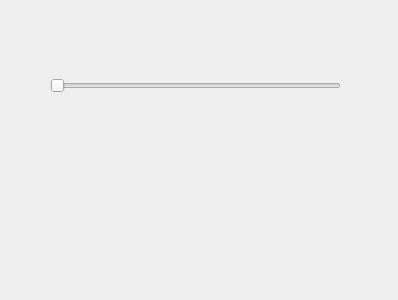
Qt form src/ui/brightness.ui (tomblackshaw/palpac) before a commit.
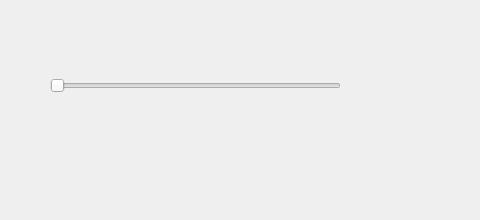
The same form after that commit.

Patch:
```diff
--- a/src/ui/brightness.ui
+++ b/src/ui/brightness.ui
@@ -6,8 +6,8 @@
    <rect>
     <x>0</x>
     <y>0</y>
-    <width>398</width>
-    <height>300</height>
+    <width>480</width>
+    <height>220</height>
    </rect>
   </property>
   <property name="sizePolicy">
```
